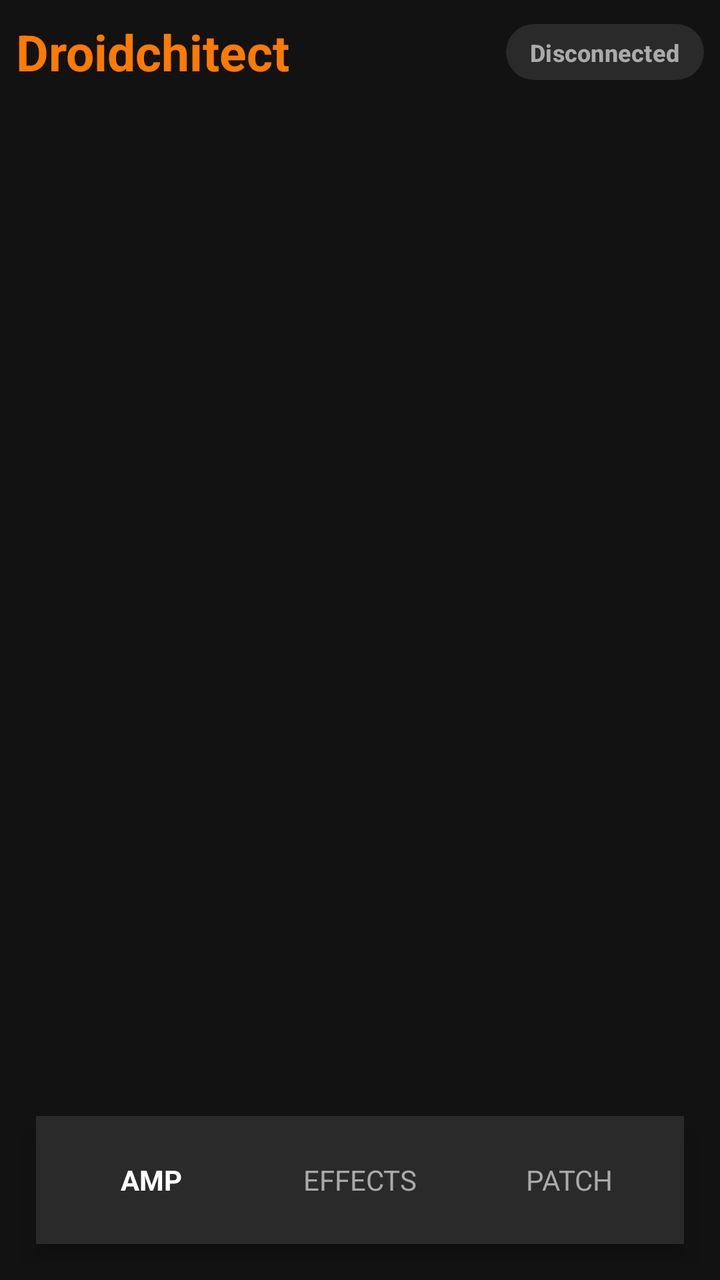
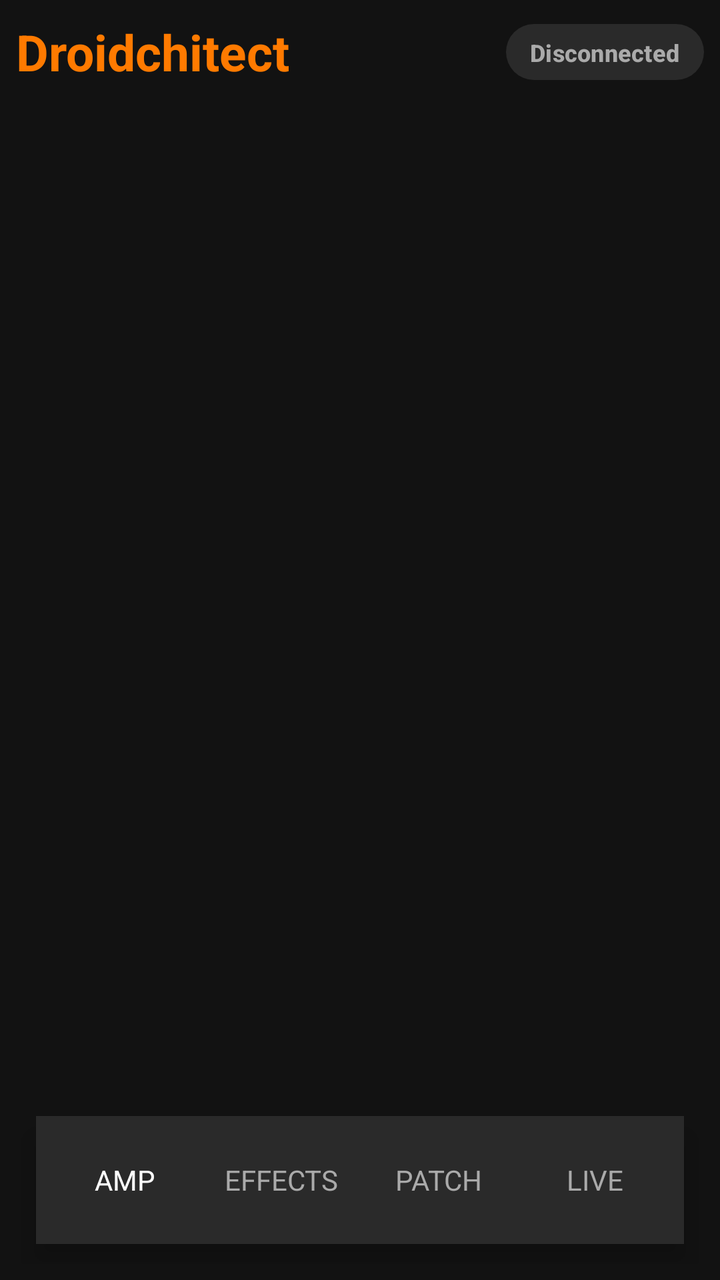

Compare the two renders of this Android layout. The source of the first and the diff that turns it into the second are given below.
<!-- AndroidManifest.xml: activity theme Theme.Droidchitect -->
<!-- res/layout/activity_main.xml -->
<?xml version="1.0" encoding="utf-8"?>
<LinearLayout xmlns:android="http://schemas.android.com/apk/res/android"
    xmlns:app="http://schemas.android.com/apk/res-auto"
    android:layout_width="match_parent"
    android:layout_height="match_parent"
    android:orientation="vertical"
    android:background="@drawable/bg_main"
    android:padding="@dimen/screen_padding">

    
    <LinearLayout
        android:layout_width="match_parent"
        android:layout_height="wrap_content"
        android:gravity="center_vertical"
        android:orientation="horizontal">

        <TextView
            android:layout_width="0dp"
            android:layout_height="wrap_content"
            android:layout_weight="1"
            android:text="Droidchitect"
            android:textColor="@color/accent_orange"
            android:textSize="25sp"
            android:textStyle="bold" />

        <com.google.android.material.button.MaterialButton
            android:id="@+id/status_chip"
            android:layout_width="wrap_content"
            android:layout_height="36dp"
            android:clickable="false"
            android:focusable="false"
            android:paddingStart="12dp"
            android:paddingEnd="12dp"
            android:text="Disconnected"
            android:textAllCaps="false"
            android:textColor="@color/text_secondary"
            android:textSize="12sp"
            android:textStyle="bold"
            app:backgroundTint="@color/bg_secondary"
            app:cornerRadius="18dp" />

    </LinearLayout>

    
    <FrameLayout
        android:id="@+id/main_container"
        android:layout_width="match_parent"
        android:layout_height="0dp"
        android:layout_weight="1" />

    
    <LinearLayout
        android:layout_width="match_parent"
        android:layout_height="@dimen/bottom_nav_height"
        android:layout_margin="10dp"
        android:background="@color/bg_secondary"
        android:clipChildren="false"
        android:clipToPadding="false"
        android:elevation="8dp"
        android:gravity="center"
        android:orientation="horizontal"
        android:padding="6dp"
        android:weightSum="3">

        
        <TextView
            android:id="@+id/tab_amp"
            android:layout_width="0dp"
            android:layout_height="match_parent"
            android:layout_weight="1"
            android:background="@drawable/nav_selected_bg"
            android:gravity="center"
            android:text="AMP"
            android:textColor="@color/text_primary"
            android:textStyle="bold" />

        <View
            android:layout_width="1dp"
            android:layout_height="24dp"
            android:layout_gravity="center"
            android:background="@color/bg_tertiary" />

        
        <TextView
            android:id="@+id/tab_effects"
            android:layout_width="0dp"
            android:layout_height="match_parent"
            android:layout_weight="1"
            android:background="@android:color/transparent"
            android:gravity="center"
            android:text="EFFECTS"
            android:textColor="@color/text_secondary"
            android:textStyle="normal" />

        <View
            android:layout_width="1dp"
            android:layout_height="24dp"
            android:layout_gravity="center"
            android:background="@color/bg_tertiary" />

        
        <TextView
            android:id="@+id/tab_live"
            android:layout_width="0dp"
            android:layout_height="match_parent"
            android:layout_weight="1"
            android:background="@android:color/transparent"
            android:gravity="center"
            android:text="PATCH"
            android:textColor="@color/text_secondary"
            android:textStyle="normal" />

    </LinearLayout>

</LinearLayout>
<!-- resources referenced by this layout -->
<resources>
  <color name="accent_orange">#FF7A00</color>
  <color name="bg_secondary">#2A2A2A</color>
  <color name="bg_tertiary">#2A2A2A</color>
  <color name="text_primary">#FFFFFF</color>
  <color name="text_secondary">#AAAAAA</color>
  <dimen name="bottom_nav_height">64dp</dimen>
  <dimen name="screen_padding">8dp</dimen>
  <!-- drawable bg_main (drawable) -->
  <?xml version="1.0" encoding="utf-8"?>
  <selector xmlns:android="http://schemas.android.com/apk/res/android">
      <gradient xmlns:android="http://schemas.android.com/apk/res/android"
          android:angle="270"
          android:startColor="#0E0E0E"
          android:centerColor="#121212"
          android:endColor="#1A1A1A"/>
  </selector>
  <!-- drawable nav_selected_bg (drawable) -->
  <?xml version="1.0" encoding="utf-8"?>
  <selector xmlns:android="http://schemas.android.com/apk/res/android">
      <shape xmlns:android="http://schemas.android.com/apk/res/android">
          <solid android:color="#FF7A00"/>
          <corners android:radius="16dp"/>
      </shape>
  </selector>
  <style name="Theme.Droidchitect" parent="Base.Theme.Droidchitect" />
  <style name="Base.Theme.Droidchitect" parent="Theme.Material3.DayNight.NoActionBar">
  
          
          
          
  
          <item name="colorPrimary">
              @color/accent_orange
          </item>
  
          <item name="colorSecondary">
              @color/accent_orange
          </item>
  
          <item name="colorTertiary">
              @color/accent_orange
          </item>
  
          
          
          
  
          <item name="colorSurface">
              @color/bg_secondary
          </item>
  
          <item name="android:colorBackground">
              @color/bg_primary
          </item>
  
          
          
          
  
          <item name="colorControlActivated">
              @color/accent_orange
          </item>
  
          <item name="colorControlHighlight">
              @color/bg_tertiary
          </item>
  
          <item name="android:colorControlHighlight">
              @color/bg_tertiary
          </item>
  
          
          
          
  
          <item name="android:textColorHighlight">
              @android:color/transparent
          </item>
  
          
          
          
  
          <item name="materialAlertDialogTheme">
              @style/ThemeOverlay_Droidchitect_Dialog
          </item>
  
      </style>
  <color name="bg_primary">#121212</color>
  <style name="ThemeOverlay_Droidchitect_Dialog" parent="ThemeOverlay.Material3.MaterialAlertDialog">
  
          
  
          <item name="colorSurface">
              @color/bg_secondary
          </item>
  
          
  
          <item name="android:textColorPrimary">
              @color/text_primary
          </item>
  
          <item name="android:textColorSecondary">
              @color/text_secondary
          </item>
  
          
  
          <item name="buttonBarPositiveButtonStyle">
              @style/DroidDialogButton
          </item>
  
          <item name="buttonBarNegativeButtonStyle">
              @style/DroidDialogButton
          </item>
  
      </style>
  <style name="DroidDialogButton" parent="Widget.Material3.Button.TextButton.Dialog">
  
          <item name="android:textColor">
              @color/accent_orange
          </item>
  
          <item name="rippleColor">
              @color/bg_tertiary
          </item>
  
      </style>
</resources>

<!-- the commit's change to res/layout/activity_main.xml (unified diff, before → after) -->
@@ -50,6 +50,7 @@
 
     
     <LinearLayout
+        android:id="@+id/bottom_nav_bar"
         android:layout_width="match_parent"
         android:layout_height="@dimen/bottom_nav_height"
         android:layout_margin="10dp"
@@ -60,7 +61,7 @@
         android:gravity="center"
         android:orientation="horizontal"
         android:padding="6dp"
-        android:weightSum="3">
+        android:weightSum="4">
 
         
         <TextView
@@ -72,7 +73,7 @@
             android:gravity="center"
             android:text="AMP"
             android:textColor="@color/text_primary"
-            android:textStyle="bold" />
+            android:textStyle="normal" />
 
         <View
             android:layout_width="1dp"
@@ -100,7 +101,7 @@
 
         
         <TextView
-            android:id="@+id/tab_live"
+            android:id="@+id/tab_patch"
             android:layout_width="0dp"
             android:layout_height="match_parent"
             android:layout_weight="1"
@@ -110,6 +111,26 @@
             android:textColor="@color/text_secondary"
             android:textStyle="normal" />
 
+        <View
+            android:layout_width="1dp"
+            android:layout_height="24dp"
+            android:layout_gravity="center"
+            android:background="@color/bg_tertiary" />
+
+        
+        <TextView
+            android:id="@+id/tab_live"
+            android:layout_width="0dp"
+            android:layout_height="match_parent"
+            android:layout_weight="1"
+            android:background="@android:color/transparent"
+            android:gravity="center"
+            android:text="LIVE"
+            android:textColor="@color/text_secondary"
+            android:textStyle="normal" />
+
+
+
     </LinearLayout>
 
 </LinearLayout>
